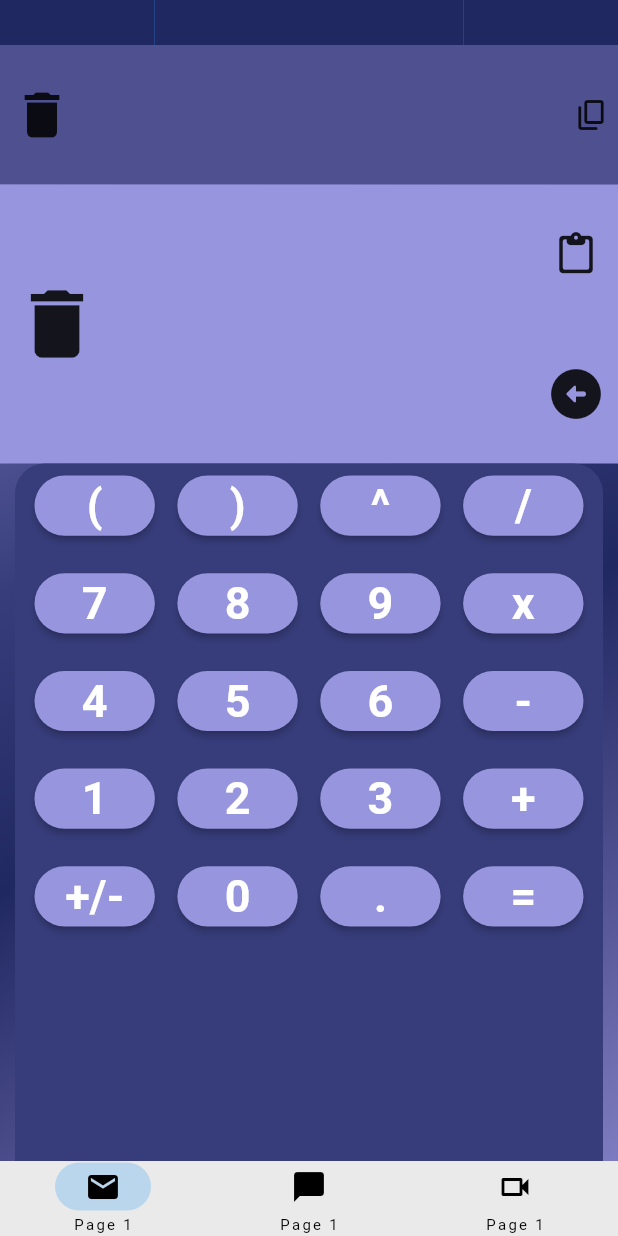
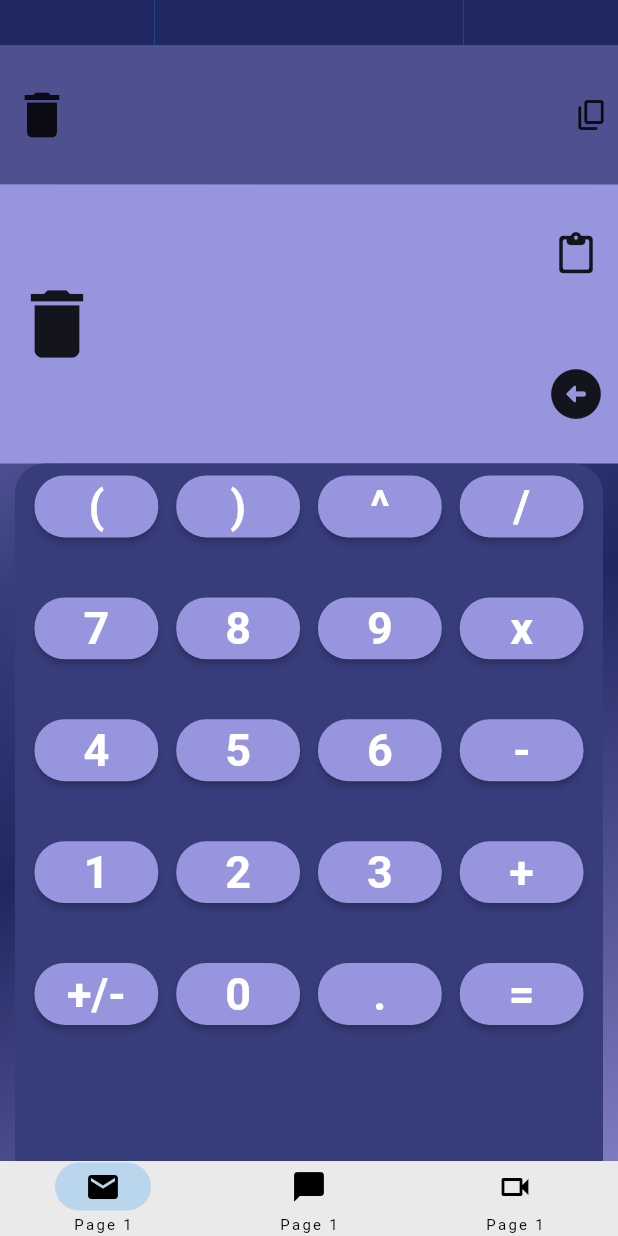
Before and after one commit to NuclearTea/calculator_app, a Flutter app: the screen it shows after launch, on a phone screen of 412 x 824 dp. Run offline on Flutter 3.47's test engine with Material 2 defaults, Android fonts, the phone set to English and light mode, and no system bars; our stand-ins replace basic_utils, math_expressions; missing offline and left inert: function_tree.

Commit message:
Cleaned up code, fixed button spacing

```diff
--- a/lib/Apps/basic_calculator.dart
+++ b/lib/Apps/basic_calculator.dart
@@ -71,7 +71,6 @@ class _BasicCalculatorState extends State<BasicCalculator> {
   int suggestionButtoncounter = 0;
   @override
   Widget build(BuildContext context) {
-    Color color = Colors.black;
     return Scaffold(
       body: Container(
         decoration: BoxDecoration(
@@ -232,8 +231,8 @@ class _BasicCalculatorState extends State<BasicCalculator> {
                           const SliverGridDelegateWithFixedCrossAxisCount(
                         crossAxisCount: 4,
                         childAspectRatio: 2,
-                        crossAxisSpacing: 5,
-                        mainAxisSpacing: 20,
+                        crossAxisSpacing: 2,
+                        mainAxisSpacing: 35,
                       ),
                       children: acceptableValues
                           .map(
@@ -315,7 +314,7 @@ class _BasicCalculatorState extends State<BasicCalculator> {
             setState(() {
               displayString += recentHistory[index];
             });
-            print("suggestion button ${recentHistory[0]} pressed");
+            print("suggestion button ${recentHistory[index]} pressed");
           },
           child: Text(
             recentHistory[index],
--- a/lib/main.dart
+++ b/lib/main.dart
@@ -21,7 +21,7 @@ class MyApp extends StatefulWidget {
 class _MyAppState extends State<MyApp> {
   int index = 0;
   final pages = <Widget>[
-    BasicCalculator(),
+    const BasicCalculator(),
     const Center(child: Text("Page 1")),
     const Center(child: Text("Page 2")),
     const Center(child: Text("Page 3")),
@@ -54,23 +54,3 @@ class _MyAppState extends State<MyApp> {
     ));
   }
 }
-
-// class MyApp extends StatefulWidget {
-//   const MyApp({super.key});
-
-//   // This widget is the root of your application.
-
-//   }
-
-//   @override
-//   State<StatefulWidget> createState() {
-//     @override
-//   Widget build(BuildContext context) {
-//     return MaterialApp(
-//       initialRoute: "/BasicCalculator",
-//       routes: {
-//         "/BasicCalculator": ((context) => const BasicCalculator()),
-//       },
-//     );
-  // }
-// }
```
